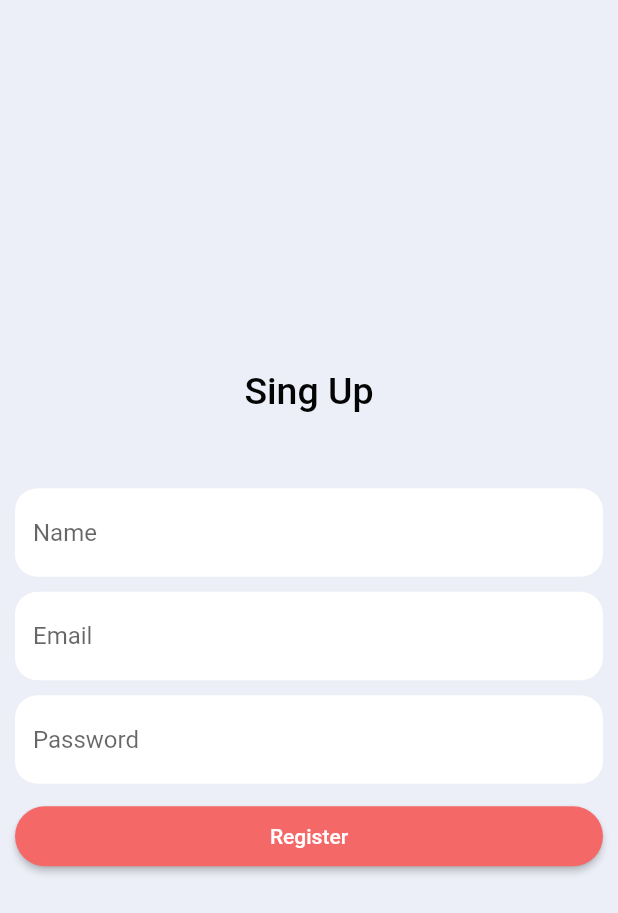
After one commit to msnmuhsinpt/flutter_auth, a Flutter app: the screen it shows after launch, after a tap on "Sign Up", on a phone screen of 412 x 824 dp. The commit adds this screen. Shown: the top 913 px of the screen. Run offline on Flutter 3.47's test engine with Material 2 defaults, Android fonts, the phone set to English and light mode, and no system bars; our stand-ins replace firebase_auth, firebase_core; accounts and stored records are empty.

Commit message:
ui updated

```diff
--- a/lib/service/auth.dart
+++ b/lib/service/auth.dart
@@ -31,6 +31,21 @@ class AuthService {
     }
   }
 
+  // regiter
+
+  Future signInWithEmailAndPassword(
+      String name, String email, String password) async {
+    try {
+      UserCredential result = await _auth.createUserWithEmailAndPassword(
+          email: email, password: password);
+      User? user = result.user;
+      return _userFromFirebase(user!);
+    } catch (e) {
+      print(e.toString());
+      return null;
+    }
+  }
+
   // sign Out
 
   Future userSignOut() async {
--- a/lib/service/wrapper.dart
+++ b/lib/service/wrapper.dart
@@ -1,7 +1,7 @@
 import 'package:flutter/material.dart';
 import 'package:flutter_auth/model/user_list.dart';
 import 'package:flutter_auth/ui/home_screen.dart';
-import 'package:flutter_auth/ui/loginScreen.dart';
+import 'package:flutter_auth/ui/loginscreen.dart';
 import 'package:provider/provider.dart';
 
 class Wrapper extends StatelessWidget {
--- a/lib/ui/home_screen.dart
+++ b/lib/ui/home_screen.dart
@@ -1,5 +1,6 @@
 import 'package:flutter/material.dart';
 import 'package:flutter_auth/service/auth.dart';
+import 'package:flutter_auth/ui/loginscreen.dart';
 import 'package:flutter_auth/utils/appColor.dart';
 
 class HomeScreen extends StatefulWidget {
@@ -24,6 +25,10 @@ class _HomeScreenState extends State<HomeScreen> {
           TextButton(
             onPressed: () async {
               await _auth.userSignOut();
+              Navigator.push(
+                context,
+                MaterialPageRoute(builder: (context) => const LoginScreen()),
+              );
             },
             child: const Text(
               "Sign Out",
--- a/lib/ui/loginScreen.dart
+++ b/lib/ui/loginscreen.dart
@@ -1,6 +1,7 @@
 import 'package:flutter/material.dart';
 import 'package:flutter_auth/service/auth.dart';
 import 'package:flutter_auth/ui/home_screen.dart';
+import 'package:flutter_auth/ui/register_screen.dart';
 
 import '../utils/appColor.dart';
 import '../utils/constant.dart';
@@ -174,6 +175,25 @@ class _LoginScreenState extends State<LoginScreen> {
         const SizedBox(
           height: 20,
         ),
+        Row(
+          mainAxisAlignment: MainAxisAlignment.center,
+          children: [
+            const Text('I have no account'),
+            TextButton(
+              onPressed: () {
+                Navigator.push(
+                  context,
+                  MaterialPageRoute(
+                      builder: (context) => const RegisterScreen()),
+                );
+              },
+              child: const Text(
+                'Sign Up',
+                style: TextStyle(fontWeight: FontWeight.bold),
+              ),
+            ),
+          ],
+        ),
         Row(children: [
           Expanded(
             child: Container(
--- /dev/null
+++ b/lib/ui/register_screen.dart
@@ -0,0 +1,151 @@
+import 'package:flutter/material.dart';
+import 'package:flutter_auth/service/auth.dart';
+import 'package:flutter_auth/ui/home_screen.dart';
+
+import '../utils/appColor.dart';
+import '../utils/constant.dart';
+
+class RegisterScreen extends StatefulWidget {
+  const RegisterScreen({Key? key}) : super(key: key);
+
+  @override
+  State<RegisterScreen> createState() => _RegisterScreenState();
+}
+
+class _RegisterScreenState extends State<RegisterScreen> {
+  String error = "";
+  final AuthService _auth = AuthService();
+  final formKey = GlobalKey<FormState>();
+
+  //
+  TextEditingController nameController = TextEditingController();
+  TextEditingController emailController = TextEditingController();
+  TextEditingController passwordController = TextEditingController();
+
+  @override
+  Widget build(BuildContext context) {
+    return Scaffold(
+      resizeToAvoidBottomInset: false,
+      body: Container(
+        width: screenWidth(context),
+        color: AppColor.bgWhite,
+        child: Form(
+          key: formKey,
+          child: Column(
+            mainAxisAlignment: MainAxisAlignment.center,
+            children: [
+              const Text(
+                'Sing Up',
+                style: TextStyle(
+                    fontSize: 25,
+                    fontWeight: FontWeight.w500,
+                    color: AppColor.black),
+              ),
+              const SizedBox(
+                height: 50,
+              ),
+              SizedBox(
+                width: screenWidth(context) - 20,
+                child: TextFormField(
+                  controller: nameController,
+                  keyboardType: TextInputType.name,
+                  decoration: InputDecoration(
+                    border: OutlineInputBorder(
+                      borderRadius: BorderRadius.circular(15),
+                      borderSide: BorderSide.none,
+                    ),
+                    filled: true,
+                    fillColor: AppColor.white,
+                    hintText: 'Name',
+                  ),
+                  onSaved: (String? value) {
+                    // This optional block of code can be used to run
+                    // code when the user saves the form.
+                  },
+                  validator: (val) => val!.isEmpty ? 'Enter Name' : null,
+                ),
+              ),
+              const SizedBox(
+                height: 10,
+              ),
+              SizedBox(
+                width: screenWidth(context) - 20,
+                child: TextFormField(
+                  controller: emailController,
+                  keyboardType: TextInputType.name,
+                  decoration: InputDecoration(
+                    border: OutlineInputBorder(
+                      borderRadius: BorderRadius.circular(15),
+                      borderSide: BorderSide.none,
+                    ),
+                    filled: true,
+                    fillColor: AppColor.white,
+                    hintText: 'Email',
+                  ),
+                  onSaved: (String? value) {
+                    // This optional block of code can be used to run
+                    // code when the user saves the form.
+                  },
+                  validator: (val) => val!.isEmpty ? 'Enter Email' : null,
+                ),
+              ),
+              const SizedBox(
+                height: 10,
+              ),
+              SizedBox(
+                width: screenWidth(context) - 20,
+                child: TextFormField(
+                  controller: passwordController,
+                  keyboardType: TextInputType.visiblePassword,
+                  decoration: InputDecoration(
+                    filled: true,
+                    fillColor: AppColor.white,
+                    border: OutlineInputBorder(
+                      borderRadius: BorderRadius.circular(15),
+                      borderSide: BorderSide.none,
+                    ),
+                    hintText: 'Password',
+                  ),
+                  onSaved: (String? value) {
+                    // This optional block of code can be used to run
+                    // code when the user saves the form.
+                  },
+                  validator: (val) =>
+                      val!.length < 6 ? 'Enter Password 6+ character' : null,
+                ),
+              ),
+              const SizedBox(
+                height: 15,
+              ),
+              SizedBox(
+                width: screenWidth(context) - 20,
+                height: 40,
+                child: ElevatedButton(
+                    style: ElevatedButton.styleFrom(
+                        primary: AppColor.lightRed,
+                        shape: RoundedRectangleBorder(
+                          borderRadius: BorderRadius.circular(20),
+                        )),
+                    onPressed: () async {
+                      if (formKey.currentState!.validate()) {
+                        dynamic result = await _auth.signInWithEmailAndPassword(
+                          nameController.text.toString(),
+                          emailController.text.toString(),
+                          passwordController.text.toString(),
+                        );
+                        if (result == null) {
+                          setState(() => error = 'Please supply a valid email');
+                        } else {
+                          const HomeScreen();
+                        }
+                      }
+                    },
+                    child: const Text('Register')),
+              )
+            ],
+          ),
+        ),
+      ),
+    );
+  }
+}
--- a/lib/utils/constant.dart
+++ b/lib/utils/constant.dart
@@ -3,8 +3,6 @@ import 'package:flutter/material.dart';
 double screenHeight(context) {
   return MediaQuery.of(context).size.height;
 }
-
-
 double screenWidth(context) {
   return MediaQuery.of(context).size.width;
 }
```
